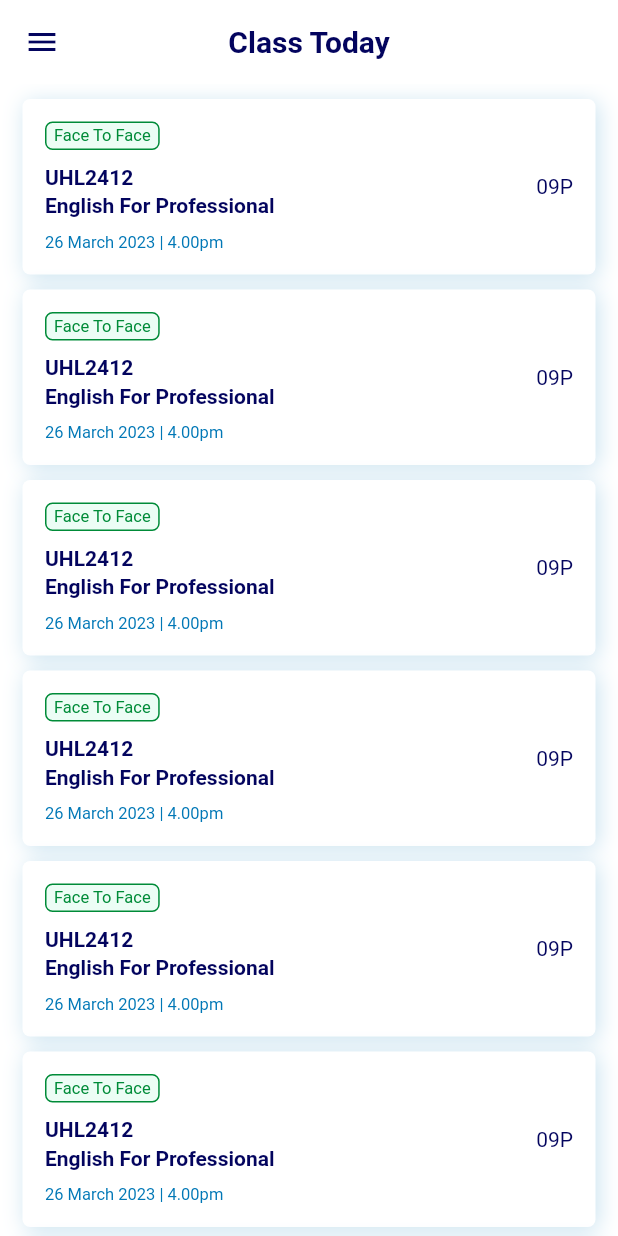
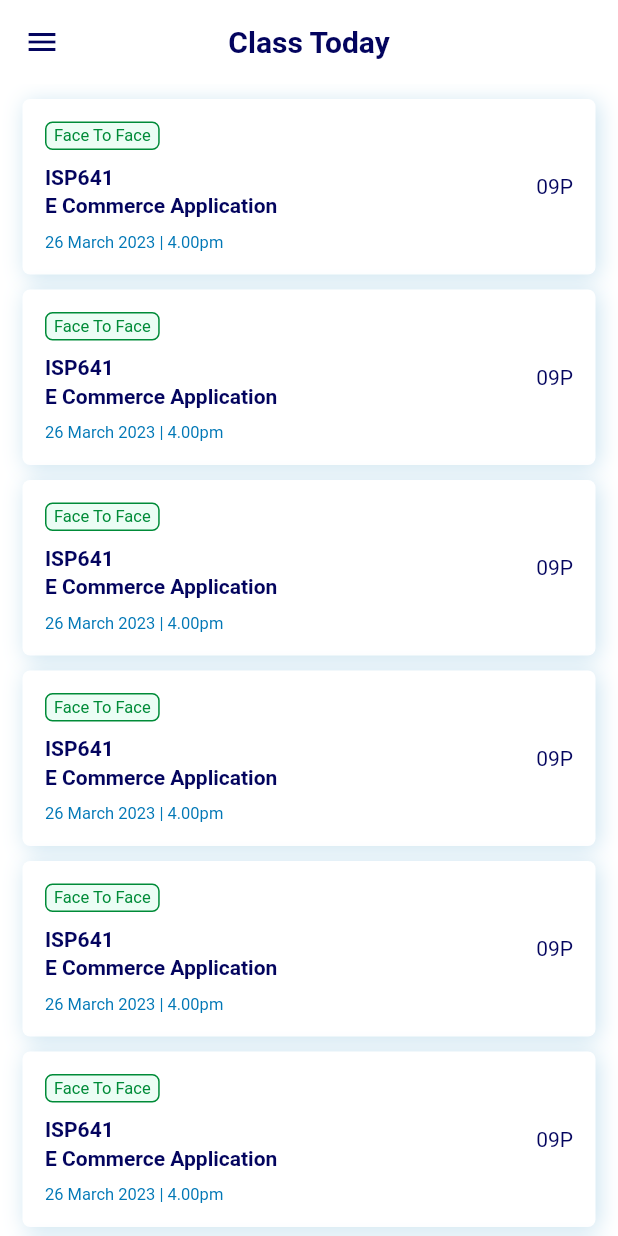
Before and after one commit to khrnchn/scanfc-mobile, a Flutter app: the NavigationDrawerScreen screen opened directly, on a phone screen of 412 x 824 dp. Run offline on Flutter 3.47's test engine with Material 2 defaults, Android fonts, the phone set to English and light mode, and no system bars; drawn by our look-alikes of delayed_display; our stand-ins replace auto_size_text, file_picker, flutter_secure_storage, flutter_spinkit, flutter_staggered_animations, font_awesome_flutter and 7 more; missing offline and left inert: animated_switcher_plus, encrypted_shared_preferences, flutter_form_bloc, flutter_scale_tap, im_animations, image_pickers; accounts and stored records are empty.

Commit message:
change subject name

```diff
--- a/lib/screens/attendance_history/attendance_history_screen.dart
+++ b/lib/screens/attendance_history/attendance_history_screen.dart
@@ -30,7 +30,7 @@ class _AttendanceHistoryScreenState extends State<AttendanceHistoryScreen> {
             onPressed: () {
               navigateTo(
                 context,
-                AttendanceHistoryDetailsScreen(title: "UHL2412"),
+                AttendanceHistoryDetailsScreen(title: "ISP641"),
               );
             },
             child: Padding(
@@ -63,7 +63,7 @@ class _AttendanceHistoryScreenState extends State<AttendanceHistoryScreen> {
                           ),
                           Space(10),
                           Text(
-                            "UHL2412",
+                            "ISP641",
                             style: TextStyle(
                               color: kPrimaryColor,
                               fontWeight: FontWeight.bold,
@@ -71,7 +71,7 @@ class _AttendanceHistoryScreenState extends State<AttendanceHistoryScreen> {
                           ),
                           Space(3),
                           Text(
-                            "English For Professional",
+                            "E Commerce Application",
                             style: TextStyle(
                               color: kPrimaryColor,
                               fontWeight: FontWeight.bold,
--- a/lib/screens/class_today/class_today_screen.dart
+++ b/lib/screens/class_today/class_today_screen.dart
@@ -63,7 +63,7 @@ class _ClassTodayScreenState extends State<ClassTodayScreen> {
                           //onlineClassBadge(),
                           Space(10),
                           Text(
-                            "UHL2412",
+                            "ISP641",
                             style: TextStyle(
                               color: kPrimaryColor,
                               fontWeight: FontWeight.bold,
@@ -71,7 +71,7 @@ class _ClassTodayScreenState extends State<ClassTodayScreen> {
                           ),
                           Space(3),
                           Text(
-                            "English For Professional",
+                            "E Commerce Application",
                             style: TextStyle(
                               color: kPrimaryColor,
                               fontWeight: FontWeight.bold,
```
